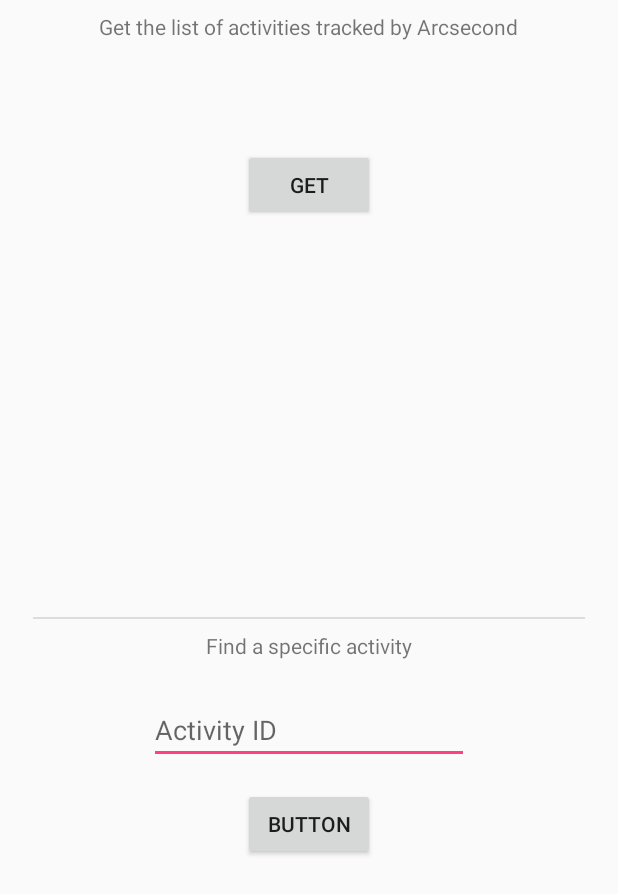
After one commit to Cephalos25/ArcsecondReferencer, an Android app: the layout fragment_activities.xml on its own in the app's theme, with its tools: preview values and no code run, on a phone screen of 412 x 824 dp. The commit adds this screen. Shown: the top 894 px of the screen. Run offline under Robolectric (Android 15) with nearby library versions, the phone set to English and light mode, and no system bars.

Commit message:
started creating activity viewing section

```diff
--- a/app/build.gradle
+++ b/app/build.gradle
@@ -22,6 +22,7 @@ dependencies {
     implementation fileTree(include: ['*.jar'], dir: 'libs')
     implementation 'com.android.support:appcompat-v7:28.0.0'
     implementation 'com.android.support.constraint:constraint-layout:1.1.3'
+    implementation 'com.android.support:support-v4:28.0.0'
     testImplementation 'junit:junit:4.12'
     androidTestImplementation 'com.android.support.test:runner:1.0.2'
     androidTestImplementation 'com.android.support.test.espresso:espresso-core:3.0.2'
--- /dev/null
+++ b/app/src/main/java/com/example/arcsecondreferencer/ActivitiesFragment.java
@@ -0,0 +1,42 @@
+package com.example.arcsecondreferencer;
+
+import android.os.Bundle;
+import android.support.annotation.NonNull;
+import android.support.annotation.Nullable;
+import android.support.v4.app.Fragment;
+import android.view.LayoutInflater;
+import android.view.View;
+import android.view.ViewGroup;
+import android.widget.Button;
+import android.widget.EditText;
+
+public class ActivitiesFragment extends Fragment {
+
+    Button buttonGetActivities;
+    EditText specificActivity;
+    Button buttonFindActivities;
+
+    @Nullable
+    @Override
+    public View onCreateView(@NonNull LayoutInflater inflater, @Nullable ViewGroup container, @Nullable Bundle savedInstanceState) {
+
+        View rootView = inflater.inflate(R.layout.fragment_activities, container);
+
+        buttonGetActivities = rootView.findViewById(R.id.button_activities_get);
+        specificActivity = rootView.findViewById(R.id.editText_activities_individual);
+        buttonFindActivities = rootView.findViewById(R.id.button_activities_find);
+
+        setListeners();
+
+        return rootView;
+    }
+
+    private void setListeners() {
+        buttonGetActivities.setOnClickListener(new View.OnClickListener() {
+            @Override
+            public void onClick(View v) {
+
+            }
+        });
+    }
+}
--- /dev/null
+++ b/app/src/main/res/layout/fragment_activities.xml
@@ -0,0 +1,84 @@
+<?xml version="1.0" encoding="utf-8"?>
+<android.support.constraint.ConstraintLayout xmlns:android="http://schemas.android.com/apk/res/android"
+    xmlns:app="http://schemas.android.com/apk/res-auto"
+    xmlns:tools="http://schemas.android.com/tools"
+    android:layout_width="match_parent"
+    android:layout_height="match_parent">
+
+    <View
+        android:id="@+id/divider"
+        android:layout_width="368dp"
+        android:layout_height="1dp"
+        android:layout_marginBottom="8dp"
+        android:layout_marginEnd="8dp"
+        android:layout_marginStart="8dp"
+        android:layout_marginTop="8dp"
+        android:alpha="255"
+        android:background="?android:attr/listDivider"
+        app:layout_constraintBottom_toBottomOf="parent"
+        app:layout_constraintEnd_toEndOf="parent"
+        app:layout_constraintStart_toStartOf="parent"
+        app:layout_constraintTop_toTopOf="parent" />
+
+    <TextView
+        android:id="@+id/textView_activities_activitiesindicator"
+        android:layout_width="wrap_content"
+        android:layout_height="wrap_content"
+        android:layout_marginEnd="8dp"
+        android:layout_marginStart="8dp"
+        android:layout_marginTop="8dp"
+        android:text="@string/activities_getindicator"
+        app:layout_constraintEnd_toEndOf="parent"
+        app:layout_constraintStart_toStartOf="parent"
+        app:layout_constraintTop_toTopOf="parent" />
+
+    <TextView
+        android:id="@+id/textView_activities_individualindicator"
+        android:layout_width="wrap_content"
+        android:layout_height="wrap_content"
+        android:layout_marginEnd="8dp"
+        android:layout_marginStart="8dp"
+        android:layout_marginTop="8dp"
+        android:text="@string/activities_findindicator"
+        app:layout_constraintEnd_toEndOf="parent"
+        app:layout_constraintStart_toStartOf="parent"
+        app:layout_constraintTop_toBottomOf="@+id/divider" />
+
+    <Button
+        android:id="@+id/button_activities_get"
+        android:layout_width="wrap_content"
+        android:layout_height="wrap_content"
+        android:layout_marginEnd="8dp"
+        android:layout_marginStart="8dp"
+        android:layout_marginTop="72dp"
+        android:text="Get"
+        app:layout_constraintEnd_toEndOf="parent"
+        app:layout_constraintStart_toStartOf="parent"
+        app:layout_constraintTop_toBottomOf="@+id/textView_activities_activitiesindicator" />
+
+    <EditText
+        android:id="@+id/editText_activities_individual"
+        android:layout_width="wrap_content"
+        android:layout_height="wrap_content"
+        android:layout_marginEnd="8dp"
+        android:layout_marginStart="8dp"
+        android:layout_marginTop="24dp"
+        android:ems="10"
+        android:hint="Activity ID"
+        android:inputType="number"
+        app:layout_constraintEnd_toEndOf="parent"
+        app:layout_constraintStart_toStartOf="parent"
+        app:layout_constraintTop_toBottomOf="@+id/textView_activities_individualindicator" />
+
+    <Button
+        android:id="@+id/button_activities_find"
+        android:layout_width="wrap_content"
+        android:layout_height="wrap_content"
+        android:layout_marginEnd="8dp"
+        android:layout_marginStart="8dp"
+        android:layout_marginTop="16dp"
+        android:text="Button"
+        app:layout_constraintEnd_toEndOf="parent"
+        app:layout_constraintStart_toStartOf="parent"
+        app:layout_constraintTop_toBottomOf="@+id/editText_activities_individual" />
+</android.support.constraint.ConstraintLayout>
--- a/app/src/main/res/values/strings.xml
+++ b/app/src/main/res/values/strings.xml
@@ -1,3 +1,8 @@
 <resources>
     <string name="app_name">Arcsecond Referencer</string>
+
+    <!-- TODO: Remove or change this placeholder text -->
+    <string name="hello_blank_fragment">Hello blank fragment</string>
+    <string name="activities_getindicator">Get the list of activities tracked by Arcsecond</string>
+    <string name="activities_findindicator">Find a specific activity</string>
 </resources>
--- a/gradle.properties
+++ b/gradle.properties
@@ -11,3 +11,5 @@ org.gradle.jvmargs=-Xmx1536m
 # This option should only be used with decoupled projects. More details, visit
 # http://www.gradle.org/docs/current/userguide/multi_project_builds.html#sec:decoupled_projects
 # org.gradle.parallel=true
+android.useAndroidX=true
+android.enableJetifier=true
```
